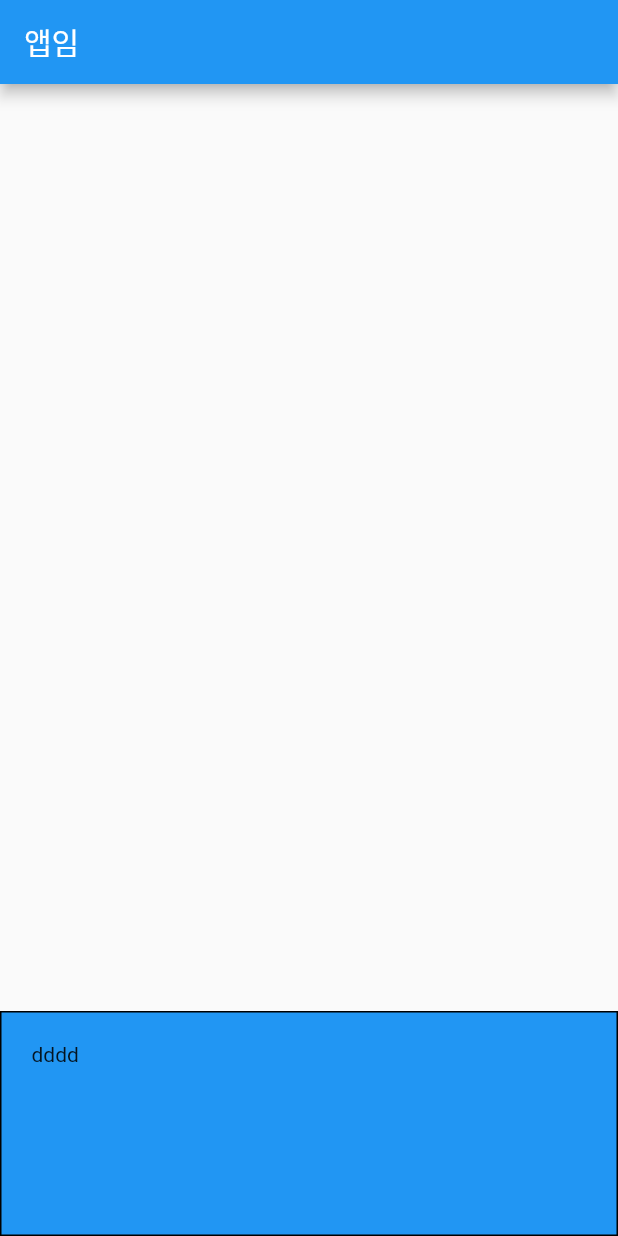
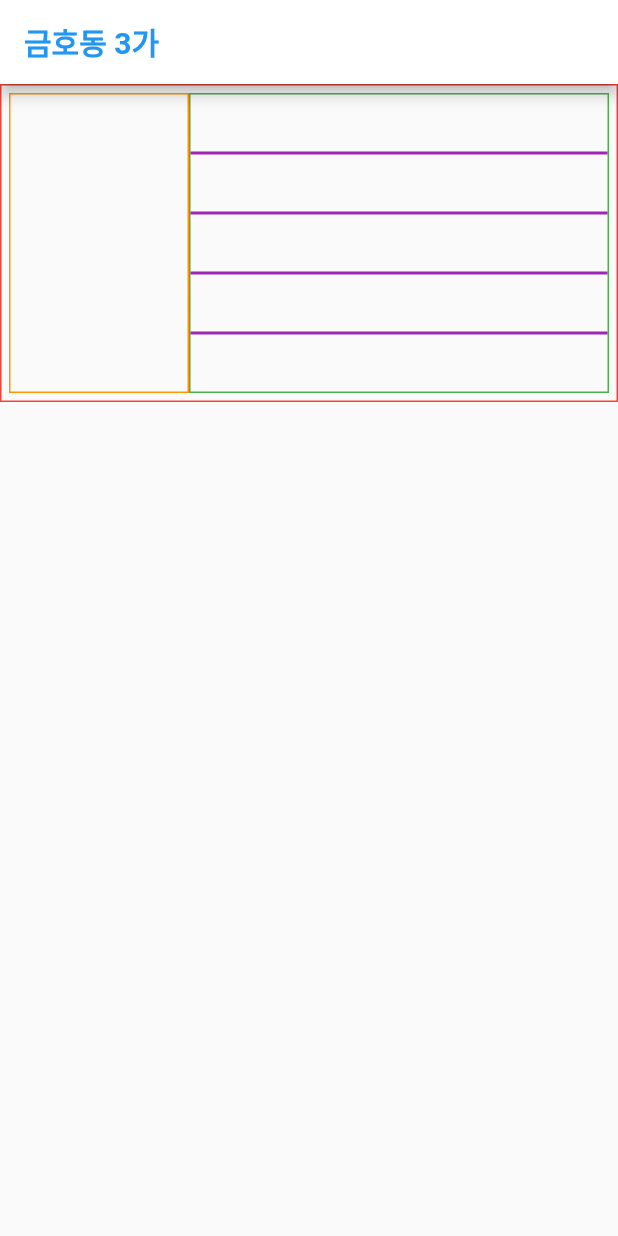
Before and after one commit to wstudee/flutter_firstStep, a Flutter app: the screen it shows after launch, on a phone screen of 412 x 824 dp. Run offline on Flutter 3.47's test engine with Material 2 defaults, Android fonts, the phone set to English and light mode, and no system bars.

Commit message:
layout 연습

```diff
--- a/lib/main.dart
+++ b/lib/main.dart
@@ -13,23 +13,75 @@ class MyApp extends StatelessWidget {
     // 위젯짜깁기 : 글자, 이미지, 아이콘, 박스위젯
     return MaterialApp(
       home: Scaffold(
-        appBar: AppBar( title: Text('앱임') ),
-        //body: Center(
-        body: Align(
-          alignment: Alignment.bottomCenter,
+        appBar: AppBar(
+          backgroundColor: Color(0xffffffff),
+          title: Text('금호동 3가', style: TextStyle(fontWeight: FontWeight.bold, color: Colors.blue)),
+          actions: [Icon(Icons.search), Icon(Icons.menu), Icon(Icons.notifications_none)],
+        ),
+        body: SizedBox(
           child: Container(
-            width: double.infinity, // 부모를 넘지 않는 선에서 꽉 차게
-            height: 150, // color: Colors.blue,
-            padding: EdgeInsets.all(20),
-            // padding: EdgeInsets.fromLTRB(left, top, right, bottom),
             decoration: BoxDecoration(
-              color: Colors.blue,
-              border: Border.all(color:Colors.black)
+              border: Border.all(color: Colors.red),
             ),
-            child: Text('dddd')
-          ),
+            width: double.infinity,
+            padding: EdgeInsets.all(5),
+            child: Container(
+              width: double.infinity,
+              height: 200,
+              child: Row(
+                mainAxisAlignment: MainAxisAlignment.spaceEvenly,
+                children: [
+                  Expanded(
+                    flex: 3,
+                    child: Container(
+                      decoration: BoxDecoration(
+                        border: Border.all(color: Colors.orange),
+                      ),
+                    ),
+                  ),
+                  Expanded(
+                    flex: 7,
+                    child: Container(
+                      decoration: BoxDecoration(
+                        border: Border.all(color: Colors.green),
+                      ),
+                      child: Column(
+                        mainAxisAlignment: MainAxisAlignment.spaceEvenly,
+                        children: [
+                          Container(
+                            decoration: BoxDecoration(
+                              border: Border.all(color: Colors.purple),
+                            ),
+
+                          ),
+                          Container(
+                            decoration: BoxDecoration(
+                              border: Border.all(color: Colors.purple),
+                            ),
+
+                          ),
+                          Container(
+                            decoration: BoxDecoration(
+                              border: Border.all(color: Colors.purple),
+                            ),
+
+                          ),
+                          Container(
+                            decoration: BoxDecoration(
+                              border: Border.all(color: Colors.purple),
+                            ),
+
+                          )
+                        ],
+                      ),
+                    ),
+                  )
+                ],
+              ),
+            ),
+            )
+          )
         )
-      ),
-    );
+      );
   }
 }
```
Also changed, not shown: 1 other file.
